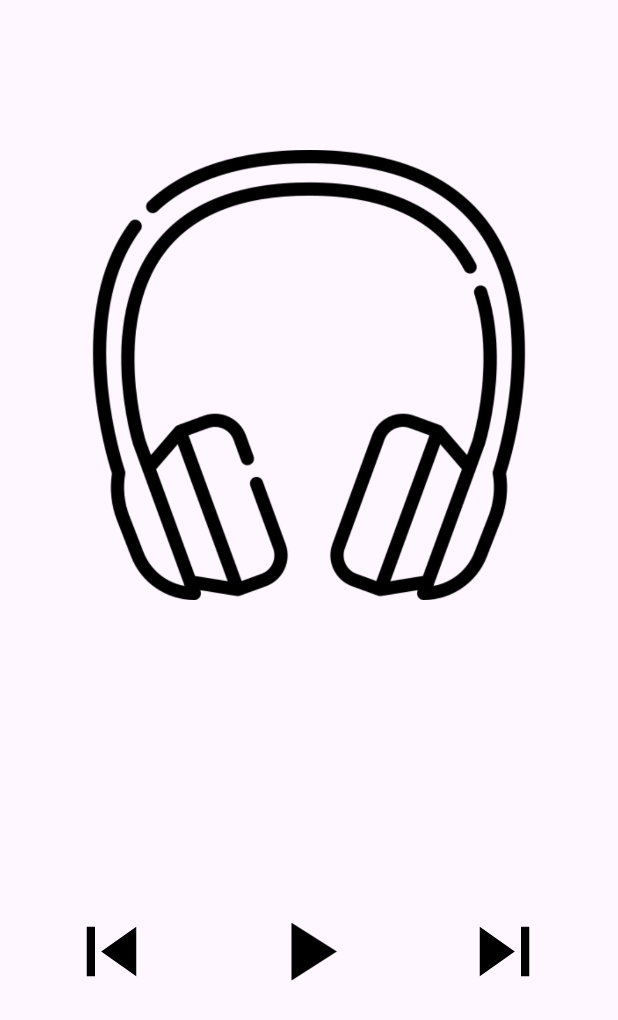
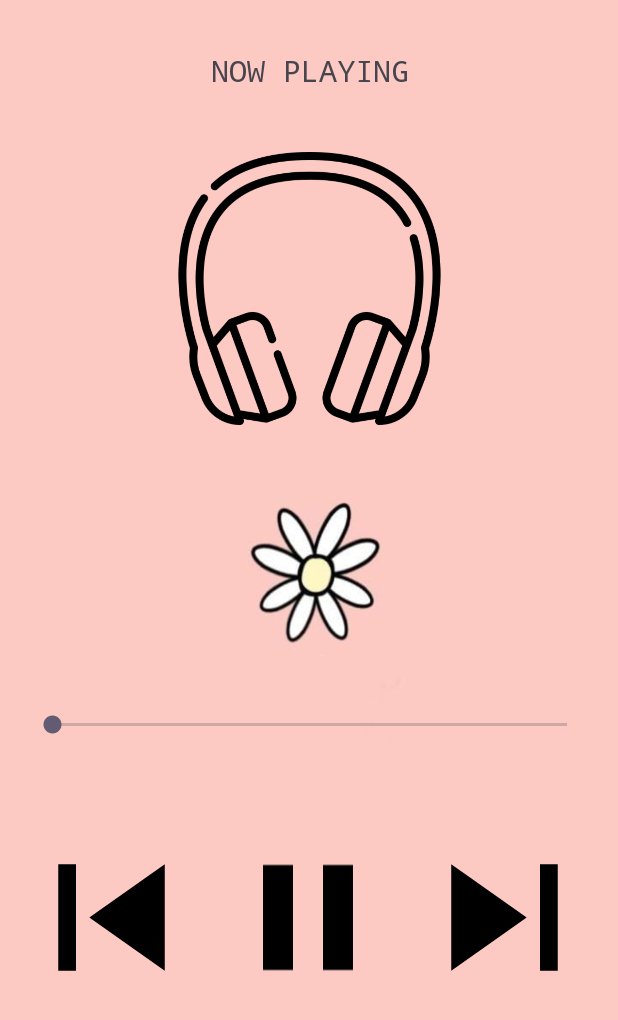
Before and after one commit to Hajinaved/MeraGaana, an Android app: the NowPlaying screen opened directly, with no data from a screen before it, on a phone screen of 412 x 824 dp. Shown: the top 1020 px of the screen. Run offline under Robolectric (Android 15) with nearby library versions, the phone set to English and light mode, and no system bars; 5 statements that could not run were skipped.

Commit message:
completed app

```diff
--- a/app/src/main/java/com/haji/coolplayer/MainActivity.java
+++ b/app/src/main/java/com/haji/coolplayer/MainActivity.java
@@ -36,7 +36,7 @@ public class MainActivity extends AppCompatActivity {
                     @Override
                     public void onPermissionGranted(PermissionGrantedResponse permissionGrantedResponse) {
 
-                        Toast.makeText(MainActivity.this, "Runtime permission given", Toast.LENGTH_SHORT).show();
+                       // Toast.makeText(MainActivity.this, "Runtime permission given", Toast.LENGTH_SHORT).show();
                         ArrayList<File> songs = fetchSongs(Environment.getExternalStorageDirectory());
                         String [] items = new String[songs.size()];
                         for (int i = 0 ; i< songs.size();i++){
--- a/app/src/main/res/layout/activity_now_playing.xml
+++ b/app/src/main/res/layout/activity_now_playing.xml
@@ -4,19 +4,19 @@
     xmlns:tools="http://schemas.android.com/tools"
     android:layout_width="match_parent"
     android:layout_height="match_parent"
-
+    android:background="@drawable/pxfuel"
     tools:context=".NowPlaying">
 
     <ImageView
         android:id="@+id/imageView2"
-        android:layout_width="0dp"
-        android:layout_height="0dp"
+        android:layout_width="259dp"
+        android:layout_height="182dp"
         android:layout_marginStart="56dp"
         android:layout_marginLeft="56dp"
-        android:layout_marginTop="77dp"
+        android:layout_marginTop="60dp"
         android:layout_marginEnd="56dp"
         android:layout_marginRight="56dp"
-        android:layout_marginBottom="75dp"
+        android:layout_marginBottom="80dp"
         app:layout_constraintBottom_toTopOf="@+id/SongNameTextView"
         app:layout_constraintEnd_toEndOf="parent"
         app:layout_constraintStart_toStartOf="parent"
@@ -27,30 +27,32 @@
         android:id="@+id/SongNameTextView"
         android:layout_width="wrap_content"
         android:layout_height="wrap_content"
-        android:layout_marginBottom="293dp"
+        android:layout_marginBottom="50dp"
         android:fontFamily="monospace"
         android:text="TextView"
         android:textSize="24sp"
         android:textStyle="bold"
-        app:layout_constraintBottom_toBottomOf="parent"
+        app:layout_constraintBottom_toTopOf="@+id/linearLayout"
         app:layout_constraintEnd_toEndOf="parent"
+        app:layout_constraintHorizontal_bias="0.498"
         app:layout_constraintStart_toStartOf="parent"
         app:layout_constraintTop_toBottomOf="@+id/imageView2" />
 
     <LinearLayout
         android:id="@+id/linearLayout"
         android:layout_width="404dp"
-        android:layout_height="66dp"
+        android:layout_height="0dp"
         android:layout_marginStart="1dp"
         android:layout_marginLeft="1dp"
         android:layout_marginEnd="1dp"
         android:layout_marginRight="1dp"
+        android:layout_marginBottom="129dp"
         android:orientation="horizontal"
         app:layout_constraintBottom_toBottomOf="parent"
         app:layout_constraintEnd_toEndOf="parent"
         app:layout_constraintHorizontal_bias="0.4"
         app:layout_constraintStart_toStartOf="parent"
-        app:layout_constraintTop_toBottomOf="@+id/SongNameTextView"
+        app:layout_constraintTop_toBottomOf="@+id/textView2"
         app:layout_constraintVertical_bias="0.312">
 
         <ImageView
@@ -61,10 +63,10 @@
             app:srcCompat="@drawable/baseline_skip_previous_24" />
 
         <ImageView
-            android:id="@+id/playBTN"
+            android:id="@+id/playpauseBTN"
             android:layout_width="120dp"
             android:layout_height="match_parent"
-            app:srcCompat="@drawable/play" />
+            app:srcCompat="@drawable/pause" />
 
         <ImageView
             android:id="@+id/nextBTN"
@@ -74,4 +76,29 @@
             app:srcCompat="@drawable/baseline_skip_next_24" />
     </LinearLayout>
 
+    <SeekBar
+        android:id="@+id/seekBar"
+        android:layout_width="375dp"
+        android:layout_height="15dp"
+        android:layout_marginTop="50dp"
+        android:layout_marginBottom="50dp"
+        app:layout_constraintBottom_toTopOf="@+id/linearLayout"
+        app:layout_constraintEnd_toEndOf="parent"
+        app:layout_constraintStart_toStartOf="parent"
+        app:layout_constraintTop_toBottomOf="@+id/SongNameTextView" />
+
+    <TextView
+        android:id="@+id/textView2"
+        android:layout_width="wrap_content"
+        android:layout_height="wrap_content"
+        android:layout_marginTop="33dp"
+        android:layout_marginBottom="468dp"
+        android:fontFamily="monospace"
+        android:text="NOW PLAYING"
+        android:textSize="20sp"
+        app:layout_constraintBottom_toTopOf="@+id/linearLayout"
+        app:layout_constraintEnd_toEndOf="@+id/imageView2"
+        app:layout_constraintStart_toStartOf="@+id/imageView2"
+        app:layout_constraintTop_toTopOf="parent" />
+
 </androidx.constraintlayout.widget.ConstraintLayout>
```
Also changed, not shown: app/src/main/AndroidManifest.xml (+7 -2 lines), app/src/main/java/com/haji/coolplayer/NowPlaying.java (+110 -4 lines), app/src/main/res/layout/activity_main.xml (+26 -5 lines), app/src/main/res/drawable/bg2.jpg (added), app/src/main/res/drawable/bgforlist.jpg (added), app/src/main/res/drawable/mp.png (added), app/src/main/res/drawable/pxfuel.jpg (added).
